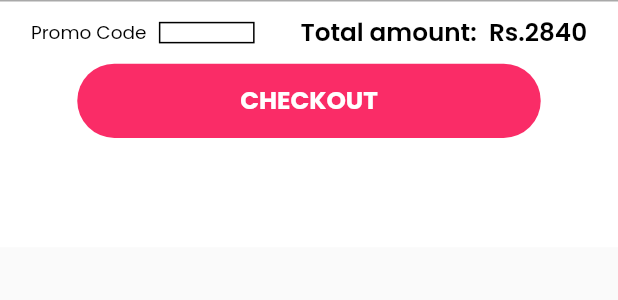
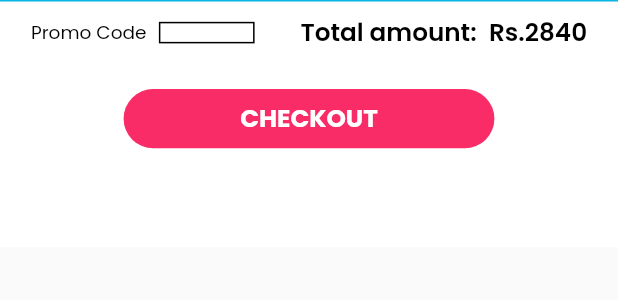
Before and after one commit to naqeeb9a/Mik-n-min, a Flutter app: what cartBottomBar() shows on an empty page, opened directly, on a phone screen of 412 x 824 dp. Shown: the top 300 px of the screen. Run offline on Flutter 3.47's test engine with Material 2 defaults, Android fonts, the phone set to English and light mode, and no system bars; our stand-ins replace card_swiper, carousel_slider, email_validator, google_fonts, graphql, line_icons; network calls fail.

Commit message:
Hassan ~ whole project setup

```diff
--- a/lib/app screens/bottom nav screens/cart.dart
+++ b/lib/app screens/bottom nav screens/cart.dart
@@ -15,30 +15,33 @@ class Cart extends StatefulWidget {
 
 class _CartState extends State<Cart> {
   TextEditingController promoCode = TextEditingController();
+
   @override
   Widget build(BuildContext context) {
     return Scaffold(
       bottomNavigationBar: cartBottomBar(context),
       endDrawer: customDrawer(context),
       appBar: customAppBar(context, onlyText: true, titleText: "Cart"),
-      body: ListView.builder(
+      body: SafeArea(
+        child: ListView.builder(
           itemCount: 3,
-        itemBuilder: (BuildContext context,int index){
+          itemBuilder: (BuildContext context, int index) {
             return cartItem(context);
-      })
+          },
+        ),
+      ),
     );
   }
 }
 
-
-Widget cartItem (context){
+Widget cartItem(context) {
   return SizedBox(
     width: CustomSizes().dynamicWidth(context, 1),
     height: CustomSizes().dynamicHeight(context, 0.28),
     child: Column(
       mainAxisAlignment: MainAxisAlignment.spaceBetween,
       children: [
-                CustomSizes().heightBox(context,0.02),
+        CustomSizes().heightBox(context, 0.02),
         IntrinsicHeight(
           child: Row(
             mainAxisAlignment: MainAxisAlignment.center,
@@ -61,7 +64,8 @@ Widget cartItem (context){
                         fit: BoxFit.cover)),
               ),
               Padding(
-                        padding: EdgeInsets.symmetric(horizontal: CustomSizes().dynamicWidth(context, 0.01)),
+                padding: EdgeInsets.symmetric(
+                    horizontal: CustomSizes().dynamicWidth(context, 0.01)),
                 child: VerticalDivider(
                   thickness: CustomSizes().dynamicWidth(context, 0.002),
                 ),
@@ -83,8 +87,7 @@ Widget cartItem (context){
                                     color: CustomColors.customGrey,
                                     fontSize: CustomSizes()
                                         .dynamicWidth(context, 0.03),
-                                            decoration:
-                                                TextDecoration.lineThrough),
+                                    decoration: TextDecoration.lineThrough),
                               ),
                               CustomSizes().widthBox(context, 0.01),
                               text(context, "Rs.1678", 0.03,
@@ -105,18 +108,22 @@ Widget cartItem (context){
                               CustomSizes().widthBox(context, 0.03),
                               Container(
                                 padding: EdgeInsets.symmetric(
-                                            vertical: CustomSizes()
-                                                .dynamicHeight(context, 0),
+                                    vertical:
+                                        CustomSizes().dynamicHeight(context, 0),
                                     horizontal: CustomSizes()
                                         .dynamicWidth(context, 0.002)),
                                 decoration: BoxDecoration(
                                     border: Border.all(
-                                                color:
-                                                    CustomColors.customBlack)),
+                                        color: CustomColors.customBlack)),
                                 child: Center(
-                                            child: text(context, "5-6 YEARS",
-                                                0.02, CustomColors.customBlack,
-                                                bold: true)),
+                                  child: text(
+                                    context,
+                                    "5-6 YEARS",
+                                    0.02,
+                                    CustomColors.customBlack,
+                                    bold: true,
+                                  ),
+                                ),
                               )
                             ],
                           ),
@@ -125,16 +132,17 @@ Widget cartItem (context){
                               text(context, "Colors", 0.035,
                                   CustomColors.customBlack),
                               CustomSizes().widthBox(context, 0.03),
-                                      Icon(Icons.more_horiz,
-                                          size: CustomSizes()
-                                              .dynamicHeight(context, 0.04)),
+                              Icon(
+                                Icons.more_horiz,
+                                size:
+                                    CustomSizes().dynamicHeight(context, 0.04),
+                              ),
                             ],
                           ),
                         ],
                       ),
                     ],
                   ),
-
                   const Icon(Icons.delete)
                 ],
               )
@@ -149,57 +157,75 @@ Widget cartItem (context){
   );
 }
 
-
-Widget cartBottomBar ( context) {
-  return  Container(
+Widget cartBottomBar(context) {
+  return Container(
     width: CustomSizes().dynamicWidth(context, 1),
     height: CustomSizes().dynamicHeight(context, 0.2),
-        decoration : BoxDecoration(
+    decoration: const BoxDecoration(
       color: CustomColors.customWhite,
       border: Border(
-              top: BorderSide( color:CustomColors.customGrey.withOpacity(0.6),),
+        top: BorderSide(
+          color: CustomColors.customBlue,
         ),
       ),
+    ),
+    child: Padding(
+      padding: EdgeInsets.only(
+        top: CustomSizes().dynamicHeight(context, 0.01),
+        bottom: CustomSizes().dynamicHeight(context, 0.08),
+        right: CustomSizes().dynamicWidth(context, 0.05),
+        left: CustomSizes().dynamicWidth(context, 0.05),
+      ),
       child: Column(
-         // mainAxisAlignment: MainAxisAlignment.spaceAround,
+        mainAxisAlignment: MainAxisAlignment.spaceBetween,
         crossAxisAlignment: CrossAxisAlignment.center,
         children: [
-            Padding(
-              padding: EdgeInsets.symmetric(horizontal: CustomSizes().dynamicWidth(context, 0.05),vertical: CustomSizes().dynamicHeight(context, 0.01),),
-              child: Row(
+          Row(
             mainAxisAlignment: MainAxisAlignment.spaceBetween,
             children: [
               Row(
                 children: [
-                      text(context,"Promo Code", 0.03, CustomColors.customBlack),
+                  text(context, "Promo Code", 0.03, CustomColors.customBlack),
                   CustomSizes().widthBox(context, 0.02),
                   Container(
-                       decoration :BoxDecoration(
+                      decoration: BoxDecoration(
                         border: Border.all(color: CustomColors.customBlack),
                       ),
-                       child :SizedBox(
-                         width : CustomSizes().dynamicWidth(context, 0.15),
+                      child: SizedBox(
+                        width: CustomSizes().dynamicWidth(context, 0.15),
                         height: CustomSizes().dynamicHeight(context, 0.015),
-                       )
-                     )
+                      ))
                 ],
               ),
               Row(
                 children: [
-                      text(context, "Total amount:",0.04,CustomColors.customBlack,bold:true),
-                      CustomSizes().widthBox(context,0.02),
-                      text(context, "Rs.2840", 0.04,
+                  text(
+                    context,
+                    "Total amount:",
+                    0.04,
                     CustomColors.customBlack,
-                            bold: true),
+                    bold: true,
+                  ),
+                  CustomSizes().widthBox(context, 0.02),
+                  text(
+                    context,
+                    "Rs.2840",
+                    0.04,
+                    CustomColors.customBlack,
+                    bold: true,
+                  ),
                 ],
               ),
             ],
           ),
+          coloredButton(
+            context,
+            "CHECKOUT",
+            CustomColors.customPink,
+            width: CustomSizes().dynamicWidth(context, 0.6),
+          )
+        ],
       ),
-
-            coloredButton(context, "CHECKOUT", CustomColors.customPink,
-                  width: CustomSizes().dynamicWidth(context, 0.75))
-          ],
-        )
+    ),
   );
 }
--- a/lib/widgets/buttons.dart
+++ b/lib/widgets/buttons.dart
@@ -13,7 +13,7 @@ Widget coloredButton(context, text, color,
     onTap: function == "" ? () {} : function,
     child: Container(
       width: width == "" ? CustomSizes().dynamicWidth(context, 1) : width,
-      height: CustomSizes().dynamicWidth(context, .12),
+      height: CustomSizes().dynamicHeight(context, .048),
       decoration: color == CustomColors.noColor
           ? BoxDecoration(
         color: color,
```
Also changed, not shown: lib/app screens/authenctication screens/forgot_password.dart (+4 -3 lines), lib/app screens/authenctication screens/login.dart (+5 -4 lines), lib/app screens/authenctication screens/sign_in.dart (+7 -4 lines), lib/app screens/bottom nav screens/profile.dart (+7 -0 lines), lib/app screens/bottom nav screens/search.dart (+16 -16 lines), lib/app screens/category_detail.dart (+7 -7 lines), lib/app screens/choice/choice.dart (+10 -7 lines), lib/app screens/drawer screens/about_us.dart (+6 -6 lines), lib/app screens/drawer screens/contact_us.dart (+8 -8 lines), lib/widgets/app_bar.dart (+10 -14 lines), 2 other files. Lines whose indentation alone changed are shown as unchanged.
